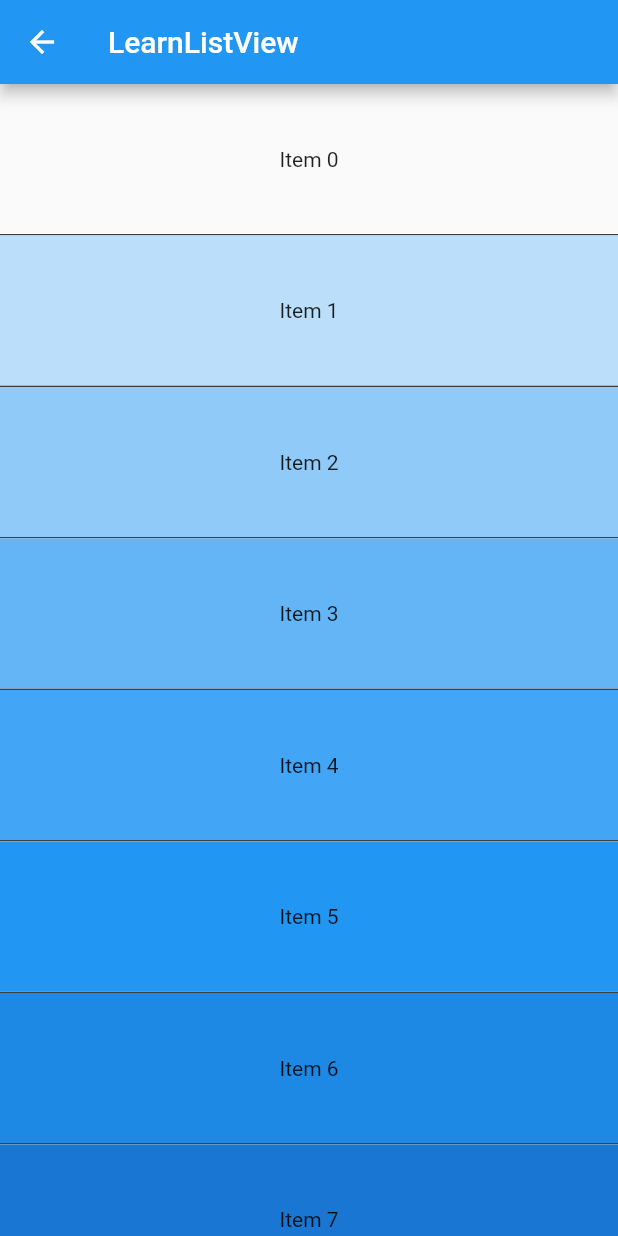
After one commit to laihaojie/flutter_learn, a Flutter app: the LearnListView screen opened directly, on a phone screen of 412 x 824 dp. The commit adds this screen. Run offline on Flutter 3.47's test engine with Material 2 defaults, Android fonts, the phone set to English and light mode, and no system bars; our stand-ins replace get, getwidget.

Commit message:
chore: learn list view

```diff
--- a/lib/pages/learn_page/learn_page.dart
+++ b/lib/pages/learn_page/learn_page.dart
@@ -1,5 +1,6 @@
 import 'package:flutter/material.dart';
 import 'package:flutter_learn/pages/learn_page/learn_controller.dart';
+import 'package:flutter_learn/pages/learn_page/learn_widget/learn_list_view.dart';
 import 'package:get/get.dart';
 
 class LearnPage extends GetView<LearnController> {
@@ -12,9 +13,9 @@ class LearnPage extends GetView<LearnController> {
         children: [
           Text('LearnPage ${controller.count}'),
           ListTile(
-            title: const Text("导航-返回"),
-            subtitle: const Text('Get.back()'),
-            onTap: () => Get.back(),
+            title: const Text("ListView"),
+            subtitle: const Text('ListView'),
+            onTap: () => Get.to(() => const LearnListView()),
           ),
         ],
       ),
--- /dev/null
+++ b/lib/pages/learn_page/learn_widget/learn_list_view.dart
@@ -0,0 +1,35 @@
+import 'package:flutter/material.dart';
+
+class LearnListView extends StatelessWidget {
+  const LearnListView({super.key});
+
+  @override
+  Widget build(BuildContext context) {
+    return Scaffold(
+      appBar: AppBar(
+        title: const Text('LearnListView'),
+      ),
+
+      // body: ListView.builder(
+      body: ListView.separated(
+        // 分割线
+        separatorBuilder: (context, index) {
+          return const Divider(
+            height: 1,
+            color: Colors.black,
+          );
+        },
+        itemCount: 100, // 子元素的数量
+        cacheExtent: 300, // 缓存区域的高度
+        itemBuilder: ((context, index) {
+          return Container(
+            color: Colors.blue[100 * (index % 9)],
+            height: 100,
+            alignment: Alignment.center,
+            child: Text('Item $index'),
+          );
+        }),
+      ),
+    );
+  }
+}
```
